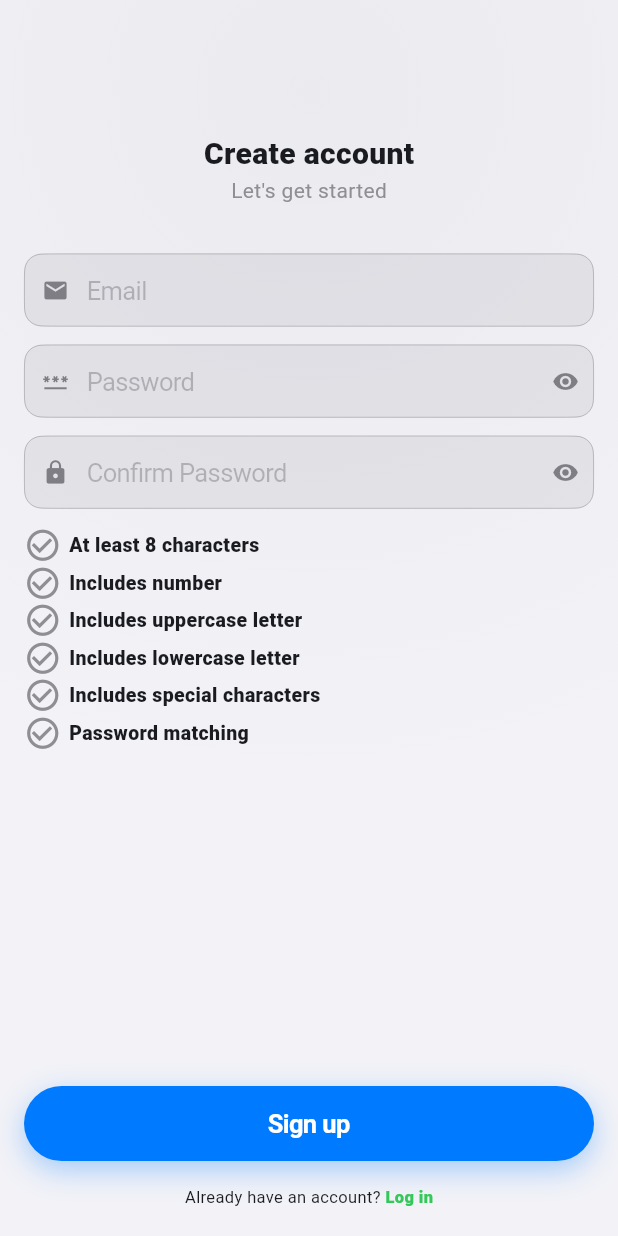
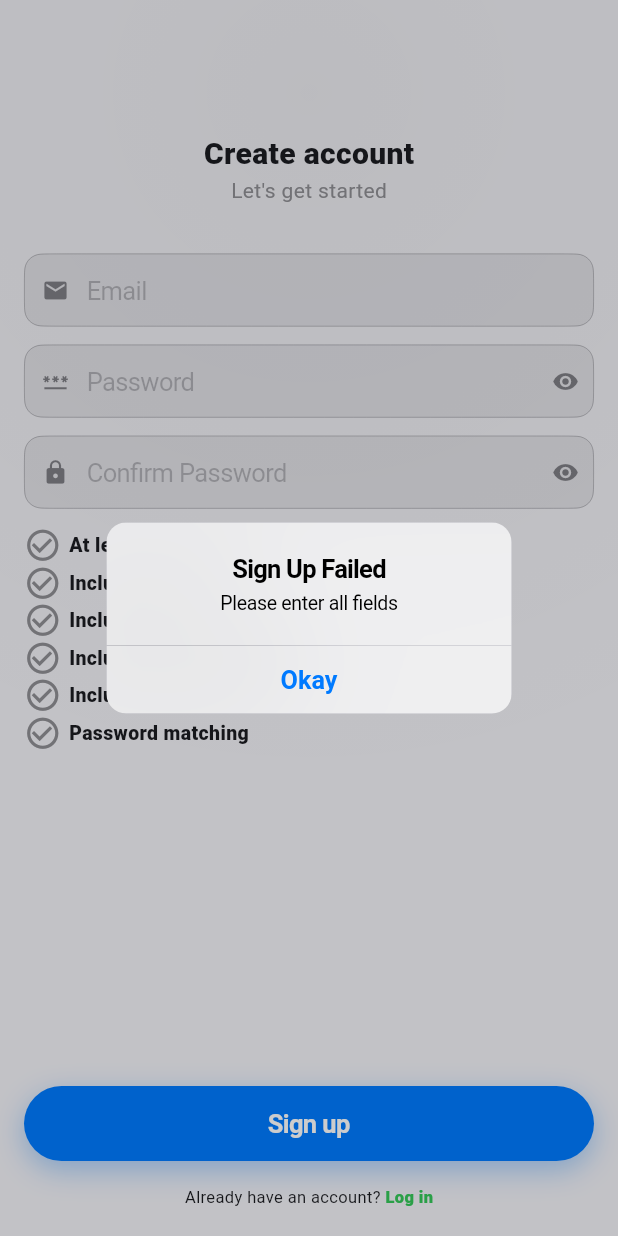
Before and after one commit to AngusGillic/IFB398_Capstone, a Flutter app: the SignUpPage widget shown alone on an empty page, opened directly, after a tap on "Sign up", on a phone screen of 412 x 824 dp. Run offline on Flutter 3.47's test engine with Material 3 defaults, Android fonts, the phone set to English and light mode, and no system bars; our stand-ins replace flutter_map, latlong2; missing offline and left inert: amplify_auth_cognito, amplify_flutter.

Commit message:
Still debugging for confirm password field

```diff
--- a/lib/screens/login_page.dart
+++ b/lib/screens/login_page.dart
@@ -116,6 +116,7 @@ class _LoginPageState extends State<LoginPage> {
       // Added CustomScrollView + SliverFillRemaining to fix the renderflex overflow issue
       // Originally added SingleChildScrollView() but Spacer() is not compatible with it
       child: CustomScrollView(
+        physics: const NeverScrollableScrollPhysics(),
         slivers:[
           SliverFillRemaining(
             hasScrollBody: false,
--- a/lib/screens/signup_page.dart
+++ b/lib/screens/signup_page.dart
@@ -1,3 +1,4 @@
+import 'package:flutter/cupertino.dart';
 import 'package:flutter/material.dart';
 
 import '../theme/app_colors.dart';
@@ -46,6 +47,14 @@ class _SignUpPageState extends State<SignUpPage> {
     super.dispose();
   }
 
+  @override
+  void initState() {
+    emailController.addListener(() => setState(() {}));
+    passwordController.addListener(() => setState(() {}));
+    confirmController.addListener(() => setState(() {}));
+    super.initState();
+  }
+
   /// Validates if the email matches a basic email pattern.
   bool isValidEmail(String email) {
     final emailRegex = RegExp(r'^[^@\s]+@[^@\s]+\.[^@\s]+$');
@@ -54,17 +63,11 @@ class _SignUpPageState extends State<SignUpPage> {
 
   /// Validates password strength: at least 8 characters, with uppercase, lowercase, digit, and special character.
   bool isValidPassword(String password) {
-    // if (password.length < 8) return false;
-    // final hasUpper = RegExp(r'[A-Z]').hasMatch(password);
-    // final hasLower = RegExp(r'[a-z]').hasMatch(password);
-    // final hasDigit = RegExp(r'\d').hasMatch(password);
-    // final hasSpecial = RegExp(r'[!@#\$%^&*(),.?":{}|<>]').hasMatch(password);
-    // return hasUpper && hasLower && hasDigit && hasSpecial;
     return charLength && includeNum && includeUpCse && includeLwCse && includeSpCh && pwdMatch;
   }
 
   void _onPasswordChanged(String password) {
-    safePrint("charLength = $charLength");
+    // safePrint("charLength = $charLength");
     setState(() {
       charLength = password.length >= 8 ;
       includeUpCse = RegExp(r'[A-Z]').hasMatch(password);
@@ -72,11 +75,16 @@ class _SignUpPageState extends State<SignUpPage> {
       includeNum = RegExp(r'\d').hasMatch(password);
       includeSpCh = RegExp(r'[!@#\$%^&*(),.?":{}|<>]').hasMatch(password);
     });
+    _onPasswordMatched(password);
   }
 
   void _onPasswordMatched(String password) {
+    // Current bug: confirm field is still green even if the first password field changed
+    // Once matched, it stays green, unless the confirm password field changed
+
+    safePrint("Password match: $pwdMatch");
     setState(() {
-      pwdMatch = passwordController.text.contains(password);
+      pwdMatch = passwordController.text.trim() == password.trim();
     });
   }
 
@@ -84,10 +92,47 @@ class _SignUpPageState extends State<SignUpPage> {
     safePrint("Form is validated, function _register is running");
   }
 
-  bool isFormValidated(String email, String password) {
+
+ void _showDialogError(BuildContext context, String message) {
+    showCupertinoDialog(
+      context: context,
+      builder: (context) => CupertinoAlertDialog(
+        title: const Text("Sign Up Failed"),
+        content: Text(message),
+        actions: [
+          CupertinoDialogAction(
+            child: const Text("Okay"),
+            isDefaultAction: true,
+            onPressed: () {
+              Navigator.pop(context);
+            },
+          )
+        ],
+      )
+    );
+ }
+
+  bool isFormValidated(String email, String password, BuildContext context){
     if (isValidEmail(email) && (isValidPassword(password))) {
       return true;
     }
+
+    // if (!isValidEmail(email)) {
+    //   _showDialogError(context, "Please enter a valid email address");
+    // }
+
+    // if (!isValidPassword(password)) {
+    //   _showDialogError(context, "Password must meet the criteria below");
+    // }
+
+    if (email.isEmpty || password.isEmpty) {
+      _showDialogError(context, "Please enter all fields");
+    } else if (!isValidEmail(email)) {
+      _showDialogError(context, "Please enter a valid email address");
+    } else if (!isValidEmail(password)) {
+      _showDialogError(context, "Password must meet the criteria below");
+    }
+
     return false;
   }
 
@@ -96,6 +141,7 @@ class _SignUpPageState extends State<SignUpPage> {
   Widget build(BuildContext context) {
     return AppShell(
       child: CustomScrollView(
+        physics: const NeverScrollableScrollPhysics(),
         slivers: [
           SliverFillRemaining(
             hasScrollBody: false,
@@ -120,7 +166,11 @@ class _SignUpPageState extends State<SignUpPage> {
                   text: 'Sign up',
                   onTap: () =>
                   // _open(context, const VerifyEmailPage())
-                  isFormValidated(emailController.text.trim(), passwordController.text.trim()) ? _register(context) : (){}
+                  isFormValidated(
+                    emailController.text.trim(),
+                    passwordController.text.trim(),
+                    context
+                  ) ? _register(context) : (){}
                 ),
                 const SizedBox(height: 16),
                 GestureDetector(
@@ -142,10 +192,10 @@ class _SignUpPageState extends State<SignUpPage> {
 
 class _Rule extends StatelessWidget {
   final String text;
+  // bool condition for dynamic input field tracking
   final bool condition;
 
   const _Rule({
-    // super.key,
     required this.text,
     required this.condition
   });
@@ -157,7 +207,6 @@ class _Rule extends StatelessWidget {
           Icon(Icons.check_circle_outline, size: 25, color: condition ? AppColors.green : AppColors.greyText),
           const SizedBox(width: 5),
           Text(text, style: const TextStyle(fontSize: 13, fontWeight: FontWeight.w800)),
-
       ],
     );
   }
--- a/lib/ui/glass_widgets.dart
+++ b/lib/ui/glass_widgets.dart
@@ -517,6 +517,7 @@ class GlassField extends StatelessWidget {
     this.error,
     this.autocorrect = true,
     this.enabled = true,
+    // Added onChanged for dynamic input field tracking, used for Form Validation
     this.onChanged,
     this.onSubmitted,
     this.suffix,
@@ -534,6 +535,7 @@ class GlassField extends StatelessWidget {
   final String? error;
   final bool autocorrect;
   final bool enabled;
+  // Added onChanged for dynamic input field tracking, used for Form Validation
   final ValueChanged<String>? onChanged;
   final ValueChanged<String>? onSubmitted;
   final Widget? suffix;
@@ -574,6 +576,7 @@ class GlassField extends StatelessWidget {
             autocorrect: autocorrect,
             enabled: enabled,
             onSubmitted: onSubmitted,
+            // Added onChanged for dynamic input field tracking, used for Form Validation
             onChanged: onChanged,
             autofillHints: autofillHints,
             maxLines: obscure ? 1 : maxLines,
--- a/lib/widgets/card_panels.dart
+++ b/lib/widgets/card_panels.dart
@@ -73,6 +73,7 @@ class IosField extends StatelessWidget {
   final IconData? trailing;
   final TextEditingController? controller;
   final TextInputType? keyboardType;
+  // Added onChanged for dynamic input field tracking, used for Form Validation
   final ValueChanged<String>? onChanged;
   final VoidCallback? onTrailingTap;
 
```
